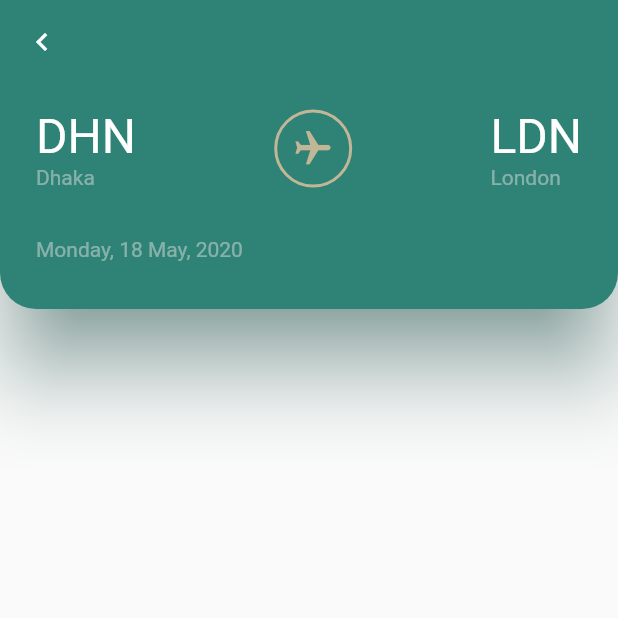
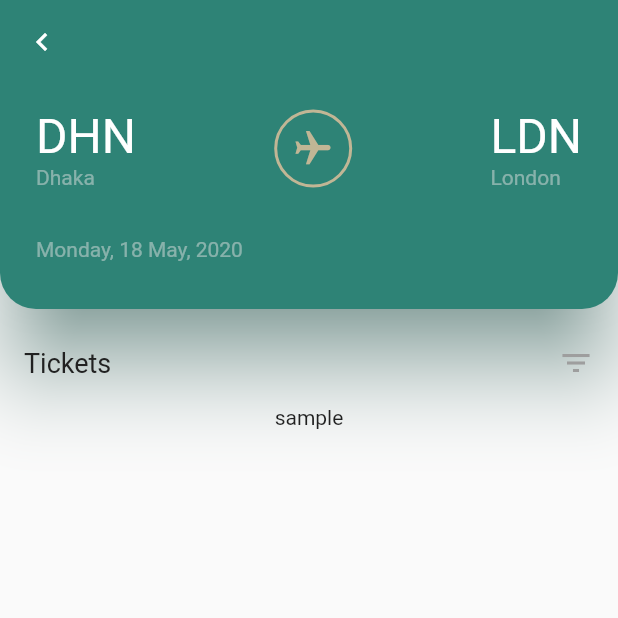
Before and after one commit to tadakun8/flutter_study_ui, a Flutter app: the screen it shows after launch, on a phone screen of 412 x 824 dp, the top half of it. Run offline on Flutter 3.47's test engine with Material 2 defaults, Android fonts, the phone set to English and light mode, and no system bars; our stand-ins replace flutter_riverpod.

Commit message:
create template of ticket list

```diff
--- a/flight_booking/lib/const.dart
+++ b/flight_booking/lib/const.dart
@@ -3,3 +3,5 @@ import 'package:flutter/material.dart';
 const kColorPrimary = Color(0xFF2E8376);
 const kColorFlightText = Color(0xFFE0E0E0);
 const kColorFlightIcon = Color(0xFFC1B695);
+const kColorText = Color(0xFF9E9E9E);
+const kColorTextDark = Color(0xFF212121);
--- /dev/null
+++ b/flight_booking/lib/page/components/ticket_list.dart
@@ -0,0 +1,53 @@
+import 'package:flight_booking/const.dart';
+import 'package:flutter/material.dart';
+
+class TicketList extends StatelessWidget {
+  const TicketList({Key? key}) : super(key: key);
+
+  @override
+  Widget build(BuildContext context) {
+    return Expanded(
+      child: Column(
+        children: [
+          Padding(
+            padding: const EdgeInsets.only(
+              top: 24,
+              bottom: 8,
+              left: 16,
+              right: 16,
+            ),
+            child: Row(
+              mainAxisAlignment: MainAxisAlignment.spaceBetween,
+              children: const [
+                Text(
+                  'Tickets',
+                  style: TextStyle(
+                    color: kColorTextDark,
+                    fontSize: 18,
+                  ),
+                ),
+                Icon(Icons.filter_list, color: kColorText)
+              ],
+            ),
+          ),
+          Expanded(
+            child: SingleChildScrollView(
+              child: Padding(
+                padding: const EdgeInsets.symmetric(
+                  horizontal: 16,
+                  vertical: 8,
+                ),
+                child: Column(
+                  children: const [
+                    Text('sample'),
+                    SizedBox(height: 8),
+                  ],
+                ),
+              ),
+            ),
+          )
+        ],
+      ),
+    );
+  }
+}
--- a/flight_booking/lib/page/flight_booking_page.dart
+++ b/flight_booking/lib/page/flight_booking_page.dart
@@ -1,5 +1,6 @@
 import 'package:flight_booking/const.dart';
 import 'package:flight_booking/page/components/flight_info.dart';
+import 'package:flight_booking/page/components/ticket_list.dart';
 import 'package:flutter/material.dart';
 
 class FlightBookingPage extends StatelessWidget {
@@ -16,6 +17,7 @@ class FlightBookingPage extends StatelessWidget {
       body: Column(
         children: const [
           FlightInfo(),
+          TicketList(),
         ],
       ),
     );
```
